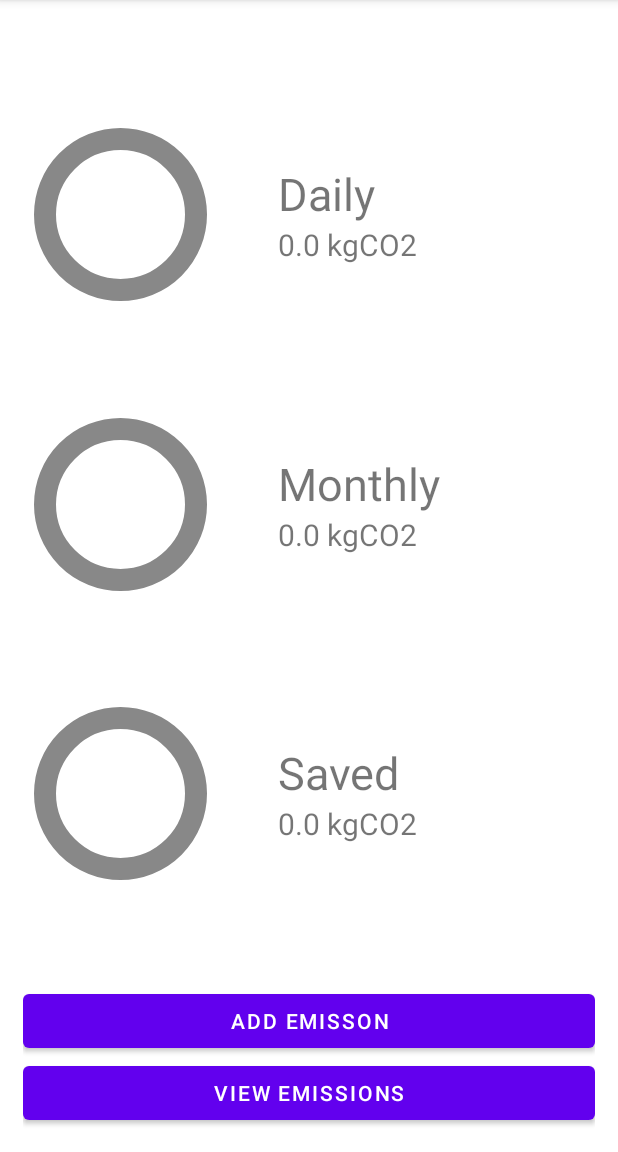
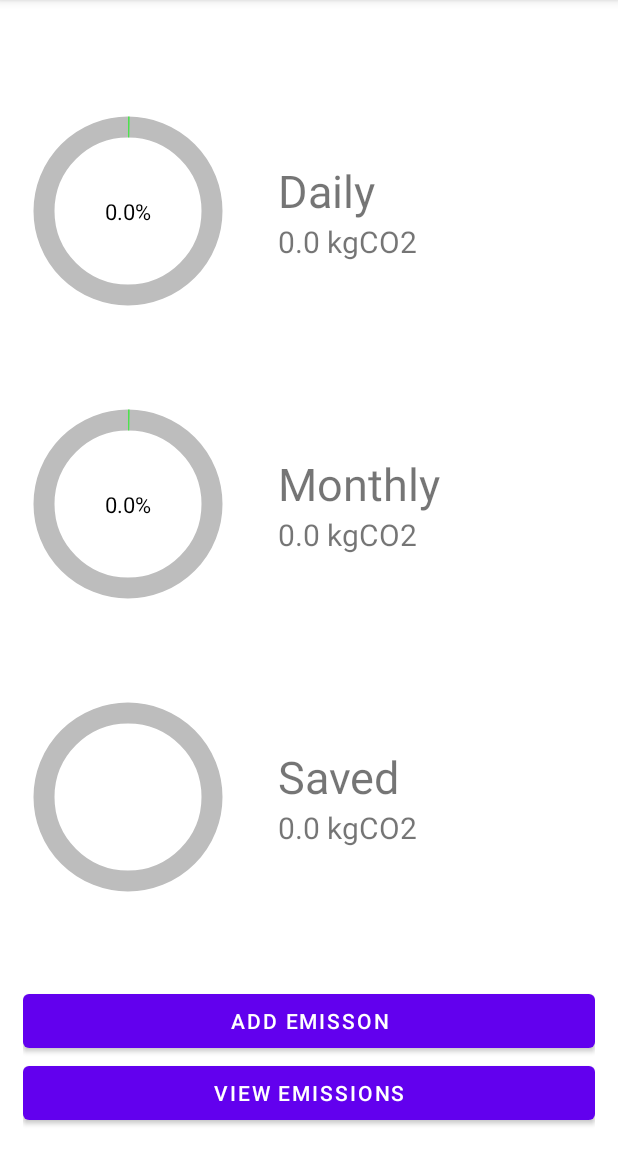
Before and after one commit to 23sent/CarbonFootprintTracker, an Android app: the screen it shows after launch (MainActivity), on a phone screen of 412 x 824 dp, the part 84-1236 px from its top. Run offline under Robolectric (Android 15) with nearby library versions, the phone set to English and light mode, and no system bars.

Commit message:
Set PieChart and LineGraph.

```diff
--- a/app/build.gradle
+++ b/app/build.gradle
@@ -27,6 +27,7 @@ android {
     }
     buildFeatures {
         viewBinding true
+        dataBinding true
     }
 }
 
--- a/app/src/main/java/com/example/carbonfootprinttracker/AddTransportationEmissionActivity.java
+++ b/app/src/main/java/com/example/carbonfootprinttracker/AddTransportationEmissionActivity.java
@@ -90,7 +90,7 @@ public class AddTransportationEmissionActivity extends AppCompatActivity {
                 } else {
                     emission.setQuantity(0);
                 }
-                carbonEmissionTxt.setText(emission.getCarbonFootprint() + " kg CO2");
+                carbonEmissionTxt.setText(emission.getCarbonFootprintString());
             }
 
             public void beforeTextChanged(CharSequence s, int start, int count, int after) {
@@ -149,7 +149,7 @@ public class AddTransportationEmissionActivity extends AppCompatActivity {
     public void setType(EmissionTypes.Type type) {
         Log.d("Spinner selected", "onItemSelected: " + type);
         emission.setType(type);
-        carbonEmissionTxt.setText(emission.getCarbonFootprint() + " kg CO2");
+        carbonEmissionTxt.setText(emission.getCarbonFootprintString());
 
         TextView unitHeader = findViewById(R.id.unitHeader);
         unitHeader.setText(type.unit.tag);
@@ -161,7 +161,7 @@ public class AddTransportationEmissionActivity extends AppCompatActivity {
     public void setDateTxt(int year, int month, int day) {
         Date newDate = new GregorianCalendar(year, month, day).getTime();
         emission.setDate(newDate);
-        datePickerTxt.setText(emission.getDateString());
+        datePickerTxt.setText(emission.getDateString("EEEE, dd MMMM yyyy"));
     }
 
     public void onClickSave() {
--- a/app/src/main/java/com/example/carbonfootprinttracker/CarbonFootprintTracker.java
+++ b/app/src/main/java/com/example/carbonfootprinttracker/CarbonFootprintTracker.java
@@ -26,9 +26,6 @@ public class CarbonFootprintTracker {
         return instance;
     }
 
-    public void setEmissions(ArrayList<Emission> emissions) {
-        this.emissions = emissions;
-    }
 
     public void addEmissions(Emission e) {
         float quantity = e.getQuantity();
@@ -39,9 +36,6 @@ public class CarbonFootprintTracker {
         this.emissions.add(e);
     }
 
-    public void updateEmissions(Emission e) {
-
-    }
 
     public boolean isEmissionToday(String emissionDate) {
         if (emissionDate == null) {
--- a/app/src/main/java/com/example/carbonfootprinttracker/Graphs/PieChart.java
+++ b/app/src/main/java/com/example/carbonfootprinttracker/Graphs/PieChart.java
@@ -13,6 +13,7 @@ import android.view.View;
 
 import com.example.carbonfootprinttracker.R;
 
+import java.io.Serializable;
 import java.util.ArrayList;
 import java.util.List;
 
@@ -22,7 +23,7 @@ import java.util.List;
  *
  * Utku Sağocak
  */
-public class PieChart extends View {
+public class PieChart extends View implements Serializable  {
     RectF rectF;
     Paint backCirclePaint;
 
@@ -156,12 +157,22 @@ public class PieChart extends View {
         circles.add(pie);
     }
 
+    public void setPieSlices(ArrayList<PieSlice> slices) {
+        for(PieSlice s : slices) {
+            s.getPainter().setStrokeWidth(circleWidth);
+        }
+        this.circles = slices;
+    }
+
     public PieSlice getPieSlice(int index) {
         return circles.get(index);
     }
 
-    public static class PieSlice {
-        Paint painter;
+    /**
+     * PieSlice
+     */
+    public static class PieSlice implements Serializable {
+        CustomPaint painter;
         float sweepAngle = 0;
         int color = Color.GRAY;
 
@@ -170,6 +181,11 @@ public class PieChart extends View {
             initPainter();
         }
 
+        /**
+         *
+         * @param color Color
+         * @param sweepAngle Angle
+         */
         public PieSlice(int color, float sweepAngle) {
             this.color = color;
             this.sweepAngle = sweepAngle;
@@ -177,7 +193,7 @@ public class PieChart extends View {
         }
 
         private void initPainter() {
-            this.painter = new Paint(Paint.ANTI_ALIAS_FLAG);
+            this.painter = new CustomPaint(CustomPaint.ANTI_ALIAS_FLAG);
             this.painter.setStyle(Paint.Style.STROKE);
             this.painter.setColor(this.color);
         }
@@ -202,5 +218,17 @@ public class PieChart extends View {
         public void setSweepAngle(float sweepAngle) {
             this.sweepAngle = sweepAngle;
         }
+
+        private static class CustomPaint extends Paint implements Serializable {
+            // Just to be serializable Paint class.
+            // Otherwise it cause a not serializable error.
+            // Utku Sağocak
+            public CustomPaint() {
+                super();
+            }
+            public CustomPaint(int flags) {
+                super(flags);
+            }
+        }
     }
 }
--- a/app/src/main/java/com/example/carbonfootprinttracker/Graphs/PieChartFragment.java
+++ b/app/src/main/java/com/example/carbonfootprinttracker/Graphs/PieChartFragment.java
@@ -13,6 +13,7 @@ import android.widget.TextView;
 
 import com.example.carbonfootprinttracker.R;
 
+import java.io.Serializable;
 import java.util.ArrayList;
 
 /**
@@ -20,7 +21,7 @@ import java.util.ArrayList;
  * Use the {@link PieChartFragment#newInstance} factory method to
  * create an instance of this fragment.
  */
-public class PieChartFragment extends Fragment {
+public class PieChartFragment extends Fragment implements Serializable {
 
     private static final String ARG_HEADER = "ARG_HEADER";
     private static final String ARG_LABEL = "ARG_LABEL";
@@ -86,5 +87,10 @@ public class PieChartFragment extends Fragment {
         header.setText(mHeader);
         label.setText(mLabel);
         chart.setText(mChartLabel);
+
+//        for(PieChart.PieSlice slice : mPieSlices) {
+//            chart.addPieSlice(slice);
+//        }
+        chart.setPieSlices(mPieSlices);
     }
 }
--- a/app/src/main/java/com/example/carbonfootprinttracker/MainActivity.java
+++ b/app/src/main/java/com/example/carbonfootprinttracker/MainActivity.java
@@ -69,10 +69,36 @@ public class MainActivity extends AppCompatActivity {
             convertedSavedEmission = savedEmission * -1;
         }
 
+        float idealEmissionPerYear = 2000;
+        float idealEmissionPerMonth = 166.6f;
+        float idealEmissionPerDay = 5.5f;
 
-        ft.add(R.id.dailyEmissionLayout, PieChartFragment.newInstance("Daily", dailyEmission+" kgCO2", "", new ArrayList<PieChart.PieSlice>()));
-        ft.add(R.id.monthlyEmissionLayout, PieChartFragment.newInstance("Monthly", monthlyEmission+" kgCO2", "", new ArrayList<PieChart.PieSlice>()));
-        ft.add(R.id.emissionSavedLayout, PieChartFragment.newInstance("Saved", convertedSavedEmission+" kgCO2", "", new ArrayList<PieChart.PieSlice>()));
+        ArrayList<PieChart.PieSlice> dailySlices = new ArrayList<>();
+        ArrayList<PieChart.PieSlice> monthlySlices = new ArrayList<>();
+        ArrayList<PieChart.PieSlice> savedSlices = new ArrayList<>();
+
+        float dailyRemain360 = 360 * dailyEmission / idealEmissionPerDay;
+        float dailyRemain100 = 100 * dailyEmission / idealEmissionPerDay;
+        int dailySliceColor = Color.argb(150, 0, 250, 0);
+        if (dailyRemain100 >= 100) {
+            dailySliceColor = Color.argb(150, 250, 0, 0);
+        }
+
+        dailySlices.add(new PieChart.PieSlice(dailySliceColor, dailyRemain360));
+
+        ft.add(R.id.dailyEmissionLayout, PieChartFragment.newInstance("Daily", dailyEmission + " kgCO2", String.format("%.1f", dailyRemain100)+"%", dailySlices));
+
+        float monthlyRemain360 = 360 * monthlyEmission / idealEmissionPerMonth;
+        float monthlyRemain100 = 100 * monthlyEmission / idealEmissionPerMonth;
+        int monthlySliceColor = Color.argb(150, 0, 250, 0);
+        if (monthlyRemain100 >= 100) {
+            monthlySliceColor = Color.argb(150, 250, 0, 0);
+        };
+
+        monthlySlices.add(new PieChart.PieSlice(monthlySliceColor, monthlyRemain360));
+        ft.add(R.id.monthlyEmissionLayout, PieChartFragment.newInstance("Monthly", monthlyEmission + " kgCO2", String.format("%.1f", monthlyRemain100)+"%", monthlySlices));
+
+        ft.add(R.id.emissionSavedLayout, PieChartFragment.newInstance("Saved", convertedSavedEmission + " kgCO2", "", savedSlices));
         ft.commit();
     }
 }
--- a/app/src/main/res/layout/activity_add_transportation_emission.xml
+++ b/app/src/main/res/layout/activity_add_transportation_emission.xml
@@ -123,9 +123,9 @@
             android:id="@+id/textView2"
             android:layout_width="wrap_content"
             android:layout_height="wrap_content"
-            android:text="Total Emission"
+            android:text="Carbon Emission"
             style="@style/TextAppearance.AppCompat.Display1"
-
+            android:textSize="30sp"
             />
 
         <TextView
@@ -133,7 +133,7 @@
             android:layout_width="wrap_content"
             android:layout_height="wrap_content"
             android:text="0"
-            android:textSize="30sp" />
+            android:textSize="28sp" />
     </LinearLayout>
 
     <LinearLayout
--- a/app/src/main/res/layout/fragment_pie_chart.xml
+++ b/app/src/main/res/layout/fragment_pie_chart.xml
@@ -27,9 +27,10 @@
 
             <com.example.carbonfootprinttracker.Graphs.PieChart
                 android:id="@+id/pie_chart"
-                android:layout_width="130dp"
-                android:layout_height="130dp"
-                app:backcircle_width="15dp"
+                android:layout_width="140dp"
+                android:layout_height="140dp"
+                app:backcircle_width="14dp"
+                app:backcircle_color="@color/backCircleColor"
                 app:text_size="15dp"
                 app:text=""/>
         </LinearLayout>
@@ -38,7 +39,7 @@
             android:layout_width="match_parent"
             android:layout_height="match_parent"
             android:gravity="center_vertical"
-            android:paddingLeft="40dp"
+            android:paddingLeft="30dp"
             android:orientation="vertical">
 
             <TextView
--- a/app/src/main/res/values/colors.xml
+++ b/app/src/main/res/values/colors.xml
@@ -11,4 +11,5 @@
     <color name="light_blue_600">#FF039BE5</color>
     <color name="gray_400">#FFBDBDBD</color>
     <color name="gray_600">#FF757575</color>
+    <color name="backCircleColor">#FFBDBDBD</color>
 </resources>
```
Also changed, not shown: app/src/main/java/com/example/carbonfootprinttracker/ViewEmissionsActivity.java (+7 -4 lines).
